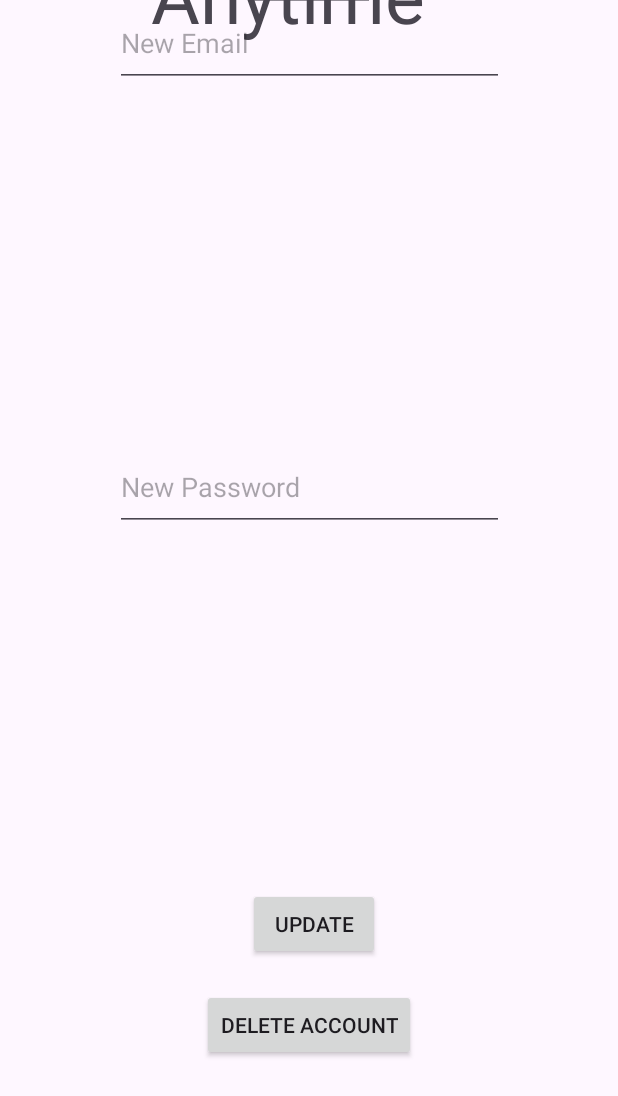
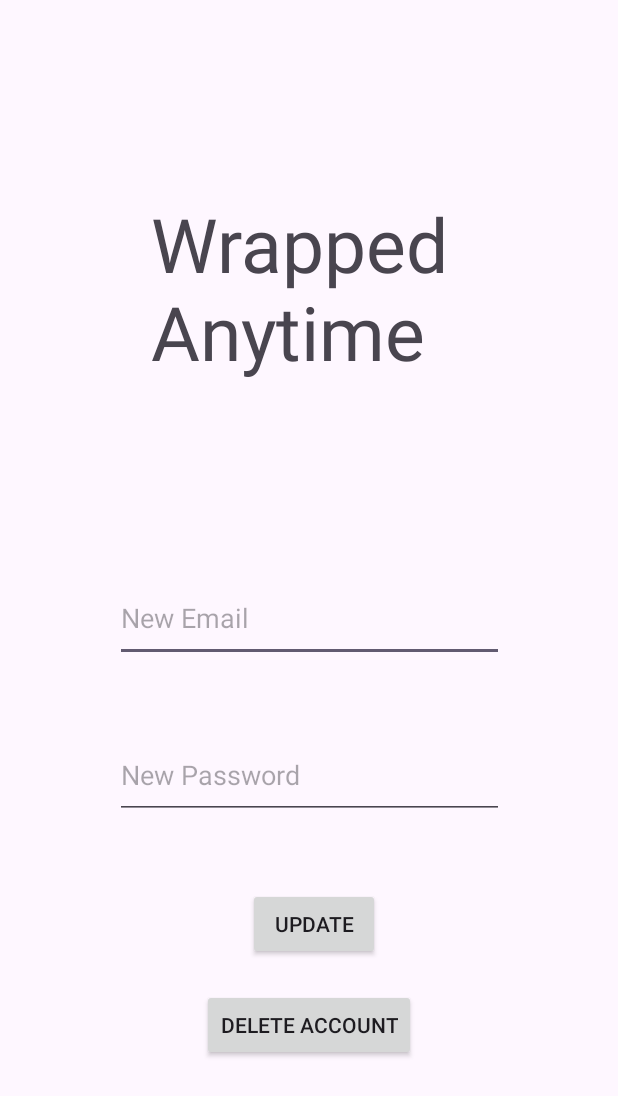
Before and after one commit to mackwarren313/Wrapped-Anytime, an Android app: the EditAccountFragment screen opened directly, with no data from a screen before it, on a phone screen of 412 x 824 dp. Shown: the top 1096 px of the screen. Run offline under Robolectric (Android 15) with nearby library versions, the phone set to English and light mode, and no system bars; our stand-ins replace Firebase (no records; nobody signed in at launch, a user with empty details on screens opened directly); 2 statements that could not run were skipped.

Commit message:
Just made the wrapped page actually display correctly

```diff
--- a/app/src/main/java/com/example/wrappedanytime/spotify/Datatypes/UserData.java
+++ b/app/src/main/java/com/example/wrappedanytime/spotify/Datatypes/UserData.java
@@ -21,6 +21,7 @@ public class UserData {
     private List<Track> topTracks;
     private List<Artist> topArtists;
     private String topGenre;
+
 
     public UserData (String userID, Track[] topTracks, String[] topArtists, String topGenre) {
         this.topTracks = new ArrayList<>();
--- a/app/src/main/res/layout/fragment_edit_account.xml
+++ b/app/src/main/res/layout/fragment_edit_account.xml
@@ -12,33 +12,10 @@
         android:layout_height="wrap_content"
         android:text="Wrapped \nAnytime"
         android:textSize="50dp"
-        app:layout_constraintBottom_toTopOf="@+id/Username"
+        app:layout_constraintBottom_toTopOf="@+id/changeEmail"
         app:layout_constraintEnd_toEndOf="parent"
         app:layout_constraintStart_toStartOf="parent"
         app:layout_constraintTop_toTopOf="parent" />
-
-    <EditText
-        android:id="@+id/Username"
-        android:layout_width="wrap_content"
-        android:layout_height="wrap_content"
-        android:text="Old Email"
-        app:layout_constraintBottom_toTopOf="@+id/Password"
-        app:layout_constraintEnd_toEndOf="parent"
-        app:layout_constraintHorizontal_bias="0.493"
-        app:layout_constraintStart_toStartOf="parent"
-        app:layout_constraintTop_toTopOf="parent"
-        app:layout_constraintVertical_bias="0.81" />
-
-    <EditText
-        android:id="@+id/Password"
-        android:layout_width="wrap_content"
-        android:layout_height="wrap_content"
-        android:text="Password"
-        app:layout_constraintBottom_toTopOf="@+id/changeEmail"
-        app:layout_constraintEnd_toEndOf="parent"
-        app:layout_constraintStart_toStartOf="parent"
-        app:layout_constraintTop_toTopOf="parent"
-        app:layout_constraintVertical_bias="0.821" />
 
     <EditText
         android:id="@+id/changeEmail"
@@ -49,9 +26,10 @@
         android:ems="10"
         android:hint="New Email"
         android:inputType="textEmailAddress"
+        app:layout_constraintBottom_toBottomOf="parent"
         app:layout_constraintEnd_toEndOf="parent"
         app:layout_constraintStart_toStartOf="parent"
-        tools:layout_editor_absoluteY="347dp" />
+        app:layout_constraintTop_toTopOf="parent" />
 
     <EditText
         android:id="@+id/changePassword"
```
